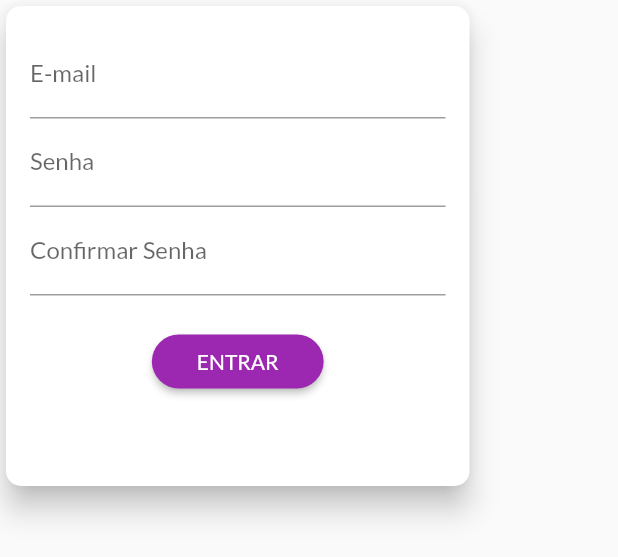
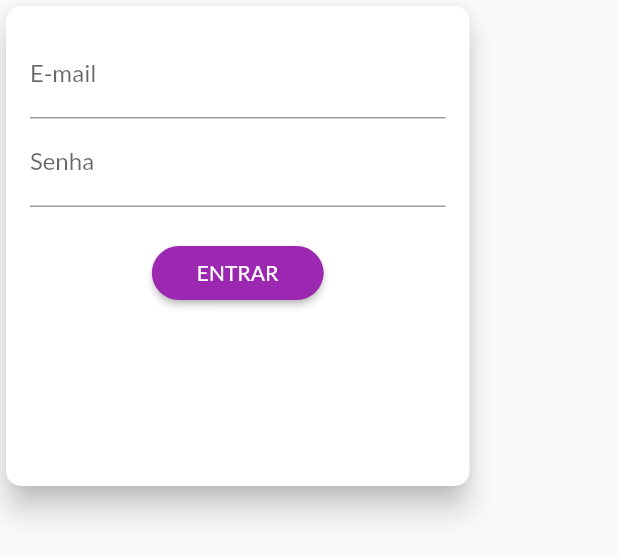
Before and after one commit to richardborgesdev/always-learning, a Flutter app: the AuthForm widget shown alone on an empty page, opened directly, on a phone screen of 412 x 824 dp. Shown: the top 557 px of the screen. Run offline on Flutter 3.47's test engine with Material 2 defaults, Android fonts, the light colour scheme and no system bars; project files that could hold a hidden picture were left out.

Commit message:
chore: abstract auth modes

```diff
--- a/flutter/coder_shop/lib/components/auth_form.dart
+++ b/flutter/coder_shop/lib/components/auth_form.dart
@@ -19,6 +19,8 @@ class _AuthFormState extends State<AuthForm> {
     'password': '',
   };
   final _passwordController = TextEditingController();
+  bool _isLogin() => _authMode == AuthMode.Login;
+  bool _isSignup() => _authMode == AuthMode.Signup;
 
   @override
   Widget build(BuildContext context) {
@@ -76,7 +78,7 @@ class _AuthFormState extends State<AuthForm> {
                 return null;
               },
             ),
-            if (_authMode == AuthMode.Login)
+            if (_isSignup())
               TextFormField(
                 decoration: InputDecoration(
                   labelText: 'Confirmar Senha',
@@ -98,7 +100,7 @@ class _AuthFormState extends State<AuthForm> {
             ),
             ElevatedButton(
               onPressed: _submit,
-              child: Text(_authMode == AuthMode.Login ? 'ENTRAR' : 'REGISTRAR'),
+              child: Text(_isLogin() ? 'ENTRAR' : 'REGISTRAR'),
               style: ElevatedButton.styleFrom(
                   shape: RoundedRectangleBorder(
                     borderRadius: BorderRadius.circular(30),
```
